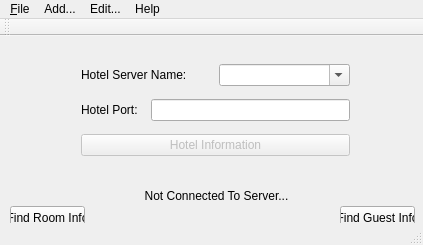
This is mainwindow.ui in aaron-loz/hotelClient as Qt 5 draws it before an edit. The edited form follows.
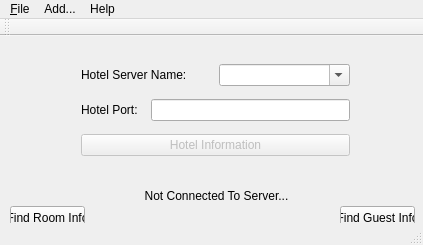
This is the edited form.

What changed in the file:
```diff
--- a/mainwindow.ui
+++ b/mainwindow.ui
@@ -129,16 +129,9 @@
      <x>0</x>
      <y>0</y>
      <width>423</width>
-     <height>18</height>
+     <height>19</height>
     </rect>
    </property>
-   <widget class="QMenu" name="menuEdit">
-    <property name="title">
-     <string>Edit...</string>
-    </property>
-    <addaction name="actionEdit_Room_Info"/>
-    <addaction name="actionEdit_Guest_Info"/>
-   </widget>
    <widget class="QMenu" name="menuHelp">
     <property name="title">
      <string>Help</string>
@@ -162,7 +155,6 @@
    </widget>
    <addaction name="menuFile"/>
    <addaction name="menuAdd"/>
-   <addaction name="menuEdit"/>
    <addaction name="menuHelp"/>
   </widget>
   <action name="action_Exit">
```
Left out of the diff: 12 changed lines with no effect on the pictures.
